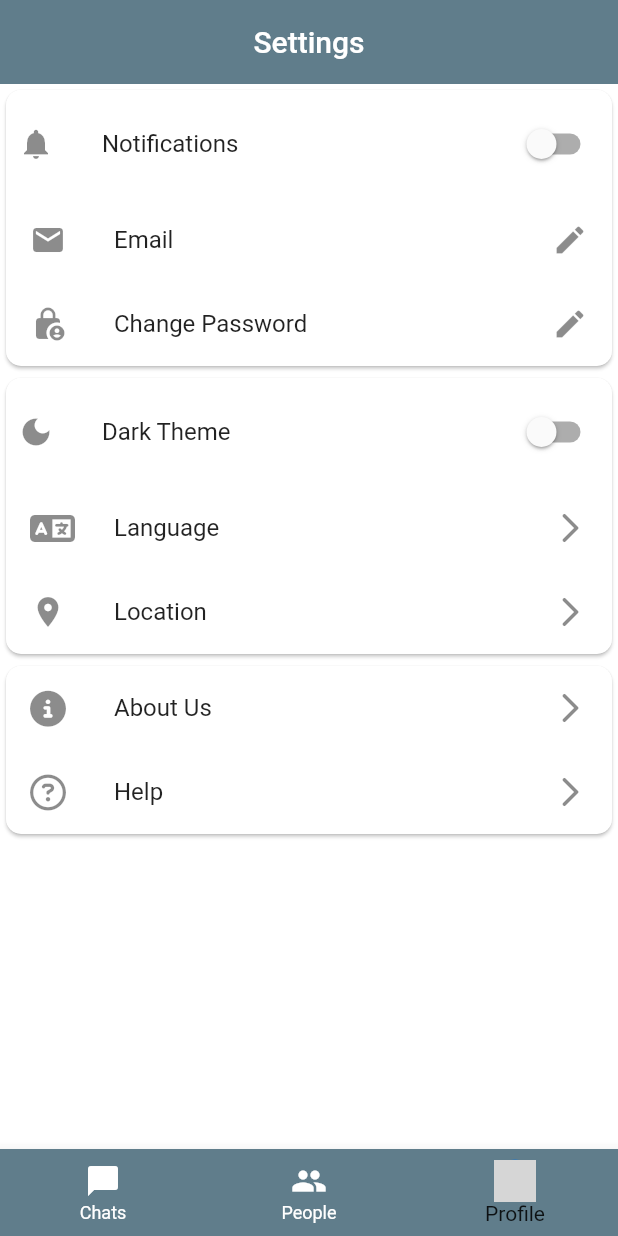
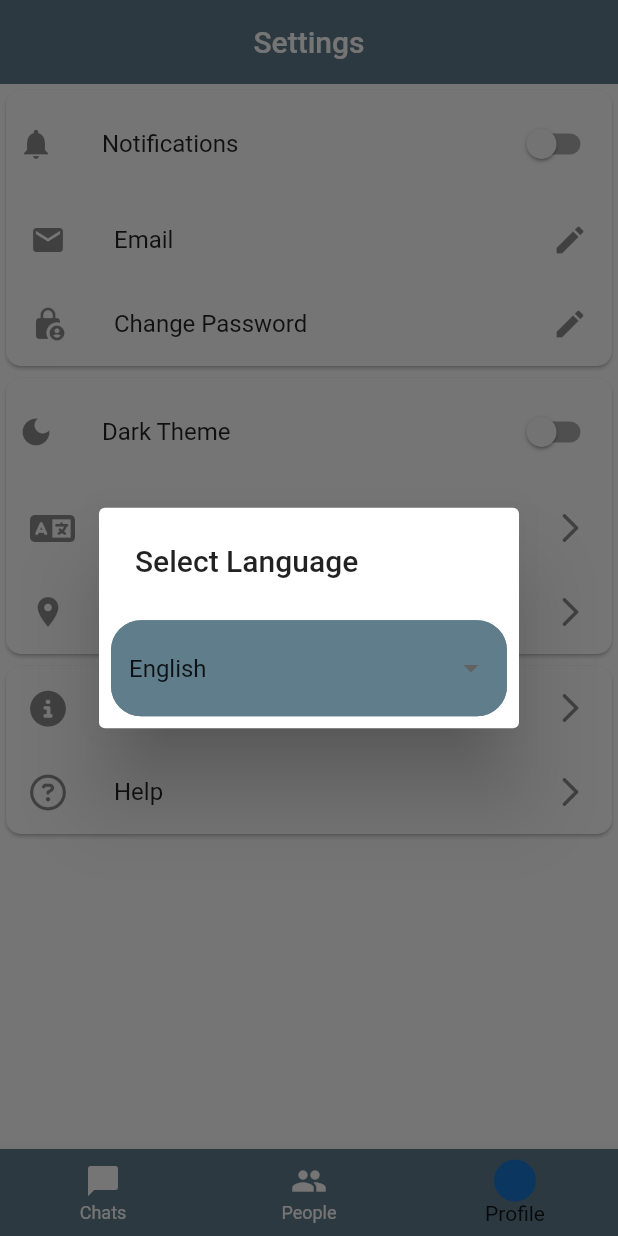
Before and after one commit to Helix088/party_chat_flutter, a Flutter app: the SettingsScreen screen opened by its route, item 3 of the bottom bar chosen, after a tap on "Language", on a phone screen of 412 x 824 dp. Run offline on Flutter 3.47's test engine with Material 2 defaults, Android fonts, the light colour scheme and no system bars; our stand-ins replace animated_text_kit, camera, cloud_firestore, firebase_auth, firebase_core, flutter_easyloading and 2 more; accounts and stored records are empty; statements that could not run were skipped; grey boxes are pictures that could not be loaded.

Commit message:
added language selector

```diff
--- a/lib/screens/settings.dart
+++ b/lib/screens/settings.dart
@@ -75,22 +75,44 @@ class _SettingsScreenState extends State<SettingsScreen> {
     );
   }
 
+  List<DropdownMenuItem<String>> get dropdownItems {
+    List<DropdownMenuItem<String>> menuItems = [
+      DropdownMenuItem(child: Text("English"), value: "English"),
+      DropdownMenuItem(child: Text("Spanish"), value: "Spanish"),
+      DropdownMenuItem(child: Text("French"), value: "French"),
+      DropdownMenuItem(child: Text("German"), value: "German"),
+    ];
+    return menuItems;
+  }
+
+  String selectedLanguage = 'English';
+
   Future<String?> changeLanguage() {
     return showDialog<String>(
       context: context,
       builder: (BuildContext context) => AlertDialog(
         title: Text('Select Language'),
         actions: <Widget>[
-          TextButton(
-            onPressed: () => Navigator.pop(context, 'Cancel'),
-            child: const Text('Cancel'),
-          ),
-          TextButton(
-            onPressed: () {
-              _auth.sendPasswordResetEmail(email: (_user!.email).toString());
-              Navigator.pop(context, 'Submit');
+          DropdownButtonFormField(
+            decoration: InputDecoration(
+              enabledBorder: OutlineInputBorder(
+                borderSide: BorderSide(color: Colors.blueGrey, width: 2),
+                borderRadius: BorderRadius.circular(20),
+              ),
+              border: OutlineInputBorder(
+                borderSide: BorderSide(color: Colors.blueGrey, width: 2),
+                borderRadius: BorderRadius.circular(20),
+              ),
+              filled: true,
+              fillColor: Colors.blueGrey,
+            ),
+            onChanged: (String? newLang) {
+              setState(() {
+                selectedLanguage = newLang!;
+              });
             },
-            child: const Text('Submit'),
+            value: selectedLanguage,
+            items: dropdownItems,
           ),
         ],
       ),
@@ -199,7 +221,9 @@ class _SettingsScreenState extends State<SettingsScreen> {
                   ),
                   ListTile(
                     onTap: () {
-                      setState(() {});
+                      setState(() {
+                        changeLanguage();
+                      });
                     },
                     title: Text(
                       'Language',
```
Also changed, not shown: pubspec.lock, 1 other file.
